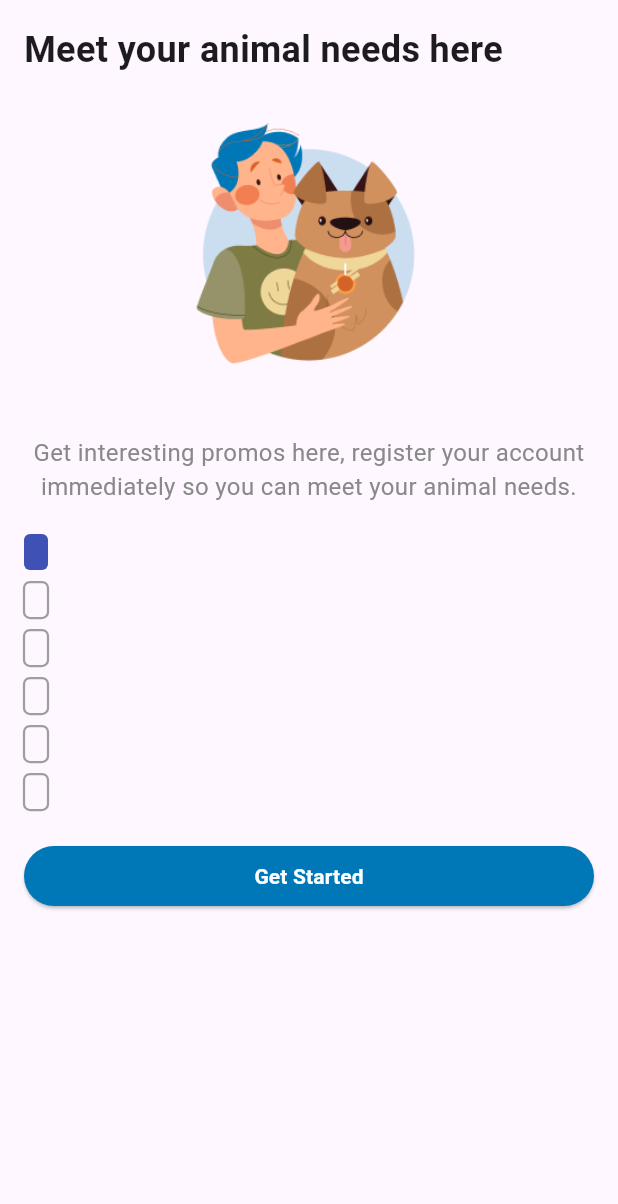
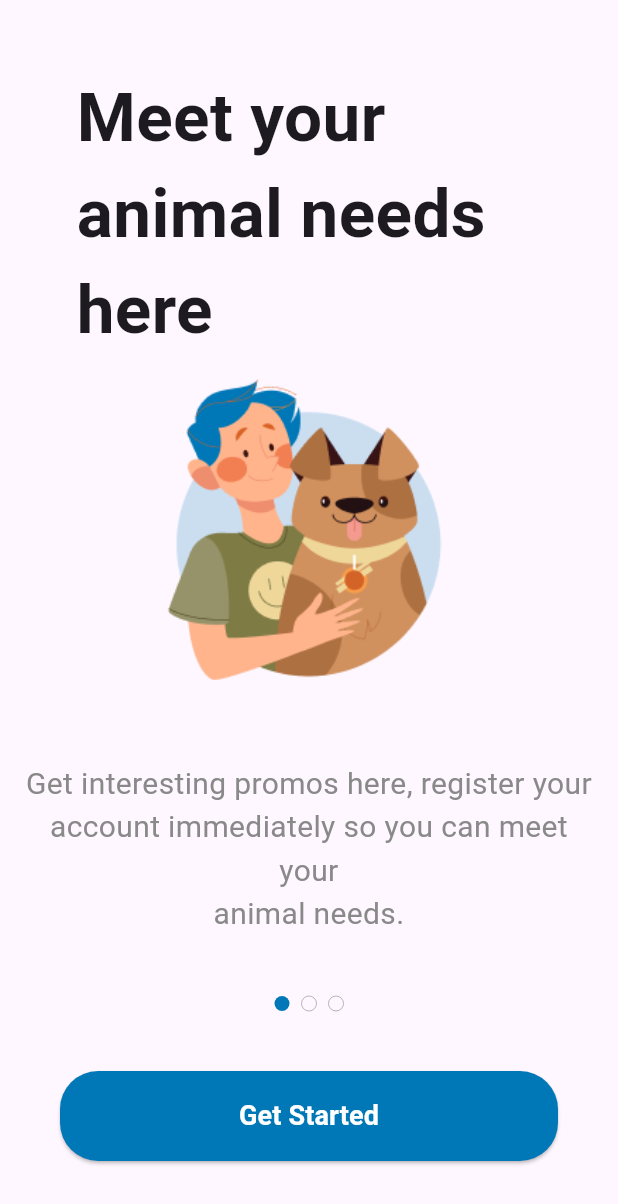
Before and after one commit to kavindumal/dog_nutrition_app, a Flutter app: the screen it shows after launch, on a phone screen of 412 x 824 dp. Shown: the top 1204 px of the screen. Run offline on Flutter 3.47's test engine with Material 3 defaults, Android fonts, the phone set to English and light mode, and no system bars; drawn by our look-alikes of smooth_page_indicator.

Commit message:
Signup page UI updated

```diff
--- a/lib/pages/SignupPage.dart
+++ b/lib/pages/SignupPage.dart
@@ -2,87 +2,127 @@ import 'package:flutter/material.dart';
 import 'package:smooth_page_indicator/smooth_page_indicator.dart';
 
 class SignupPage extends StatelessWidget {
+  final PageController controller = PageController();
+
   @override
   Widget build(BuildContext context) {
-    final PageController controller = PageController();
-
     return Scaffold(
       body: Padding(
         padding: const EdgeInsets.all(16.0),
         child: Column(
           crossAxisAlignment: CrossAxisAlignment.start,
-          children: <Widget>[
-            // Title Text
-            Text(
-              "Meet your animal needs here",
-              style: TextStyle(
-                fontWeight: FontWeight.bold,
-                fontSize: 24,
+          children: [
+            SizedBox(height: 30), // Top padding
+            Padding(
+              padding: const EdgeInsets.only(left: 35.0), // Moves the text 100 pixels to the right
+              child: Text(
+                "Meet your",
+                style: TextStyle(
+                  fontWeight: FontWeight.bold,
+                  fontSize: 45, // Increased font size
+                ),
+                textAlign: TextAlign.left,
               ),
             ),
-            SizedBox(height: 20),
-
-            // Image
+            Padding(
+              padding: const EdgeInsets.only(left: 35.0), // Moves the text 100 pixels to the right
+              child: Text(
+                "animal needs",
+                style: TextStyle(
+                  fontWeight: FontWeight.bold,
+                  fontSize: 45, // Increased font size
+                ),
+                textAlign: TextAlign.left,
+              ),
+            ),
+            Padding(
+              padding: const EdgeInsets.only(left: 35.0), // Moves the text 100 pixels to the right
+              child: Text(
+                "here",
+                style: TextStyle(
+                  fontWeight: FontWeight.bold,
+                  fontSize: 45, // Increased font size
+                ),
+                textAlign: TextAlign.left,
+              ),
+            ),
             Center(
               child: Image.asset(
                 'assets/images_ui/signup_page_img.png',
-                width: 200,
-                height: 200,
-                fit: BoxFit.cover,
+                width: 250, // Adjust width if needed
+                height: 250, // Adjust height if needed
               ),
             ),
-            SizedBox(height: 20),
-
-            // Description Text
+            SizedBox(height: 20), // Spacing between image and text
             Center(
               child: Text(
-                "Get interesting promos here, register your account immediately so you can meet your animal needs.",
+                "Get interesting promos here, register your",
+                style: TextStyle(
+                  fontSize: 20,
+                  color: Color(0xFF898989),
+                ),
                 textAlign: TextAlign.center,
+              ),
+            ),
+            Center(
+              child: Text(
+                "account immediately so you can meet your",
                 style: TextStyle(
+                  fontSize: 20,
                   color: Color(0xFF898989),
-                  fontSize: 16,
+                ),
+                textAlign: TextAlign.center,
+              ),
+            ),
+            Center(
+              child: Text(
+                "animal needs.",
+                style: TextStyle(
+                  fontSize: 20,
+                  color: Color(0xFF898989),
+                ),
+                textAlign: TextAlign.center,
+              ),
+            ),
+            SizedBox(height: 40), // Spacing between text and indicator
+            Center(
+              child: SmoothPageIndicator(
+                controller: controller,
+                count: 3,
+                axisDirection: Axis.horizontal,
+                effect: WormEffect(
+                  spacing: 8.0,
+                  radius: 30.0,
+                  dotWidth: 10.0,
+                  dotHeight: 10.0,
+                  paintStyle: PaintingStyle.stroke,
+                  strokeWidth: 0.5,
+                  dotColor: Colors.grey,
+                  activeDotColor: Color(0xFF0077B6), // Updated active color to #0077B6
                 ),
               ),
             ),
-            SizedBox(height: 20),
-
-            // Smooth Page Indicator
-            SmoothPageIndicator(
-              controller: controller,
-              count: 6,
-              axisDirection: Axis.vertical,
-              effect: SlideEffect(
-                spacing: 8.0,
-                radius: 4.0,
-                dotWidth: 24.0,
-                dotHeight: 16.0,
-                paintStyle: PaintingStyle.stroke,
-                strokeWidth: 1.5,
-                dotColor: Colors.grey,
-                activeDotColor: Colors.indigo,
-              ),
-            ),
-            SizedBox(height: 20),
-
-            // Get Started Button
-            Align(
-              alignment: Alignment.center,
+            SizedBox(height: 40), // Spacing between indicator and button
+            Center(
               child: SizedBox(
-                width: MediaQuery.of(context).size.width - 30,
+                width: MediaQuery.of(context).size.width - 80, // Button width adjustment
+                height: 60, // Explicitly set button height
                 child: ElevatedButton(
                   onPressed: () {
-                    // Handle button press
+                    // Button action here
                   },
                   style: ElevatedButton.styleFrom(
-                    backgroundColor: Color(0xFF0077B6),
+                    backgroundColor: Color(0xFF0077B6), // Button background color
                     shape: RoundedRectangleBorder(
-                      borderRadius: BorderRadius.circular(25.36),
+                      borderRadius: BorderRadius.circular(25.36), // Button border radius
                     ),
+                    padding: EdgeInsets.zero, // Remove default padding to use SizedBox height
                   ),
                   child: Text(
                     "Get Started",
                     style: TextStyle(
-                      color: Colors.white,
+                      color: Colors.white, // Button text color
+                      fontSize: 18,
                       fontWeight: FontWeight.bold,
                     ),
                   ),
```
